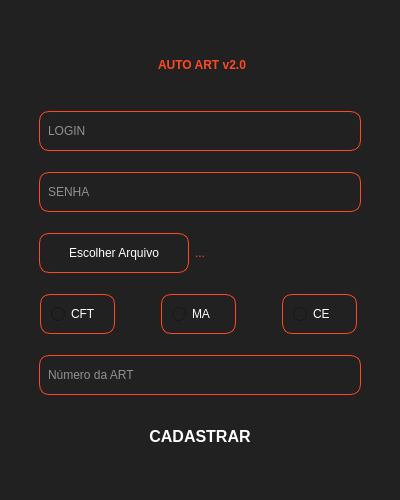
Above: app/qt/form.ui from agil-engenharia-dev/cadastro-art before the change. Below: the same form after it.
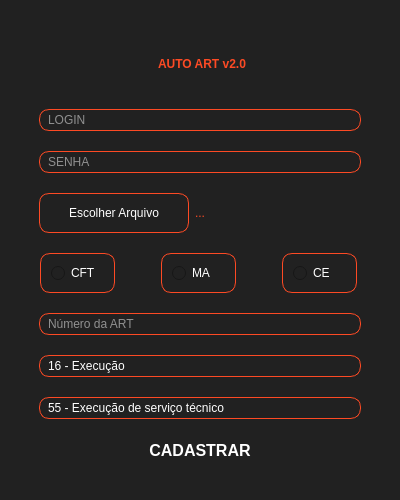
That is the form after the change.

```diff
--- a/app/qt/form.ui
+++ b/app/qt/form.ui
@@ -304,6 +304,50 @@
         </property>
        </widget>
       </item>
+      <item>
+       <widget class="QLineEdit" name="lineEdit_nivel_atividade">
+        <property name="maximumSize">
+         <size>
+          <width>16777215</width>
+          <height>40</height>
+         </size>
+        </property>
+        <property name="styleSheet">
+         <string notr="true"> border: 1px solid #fd4a24;
+border-radius:10px;
+padding-left:6px;
+color:#fff     </string>
+        </property>
+        <property name="placeholderText">
+         <string>Nível (ex: 16 - Execução)</string>
+        </property>
+        <property name="text">
+         <string>16 - Execução</string>
+        </property>
+       </widget>
+      </item>
+      <item>
+       <widget class="QLineEdit" name="lineEdit_atividade_profissional">
+        <property name="maximumSize">
+         <size>
+          <width>16777215</width>
+          <height>40</height>
+         </size>
+        </property>
+        <property name="styleSheet">
+         <string notr="true"> border: 1px solid #fd4a24;
+border-radius:10px;
+padding-left:6px;
+color:#fff     </string>
+        </property>
+        <property name="placeholderText">
+         <string>Atividade profissional (ex: 55 - Execução de serviço técnico)</string>
+        </property>
+        <property name="text">
+         <string>55 - Execução de serviço técnico</string>
+        </property>
+       </widget>
+      </item>
       <item>
        <widget class="QPushButton" name="pushButton_cadastrar">
         <property name="enabled">
```
